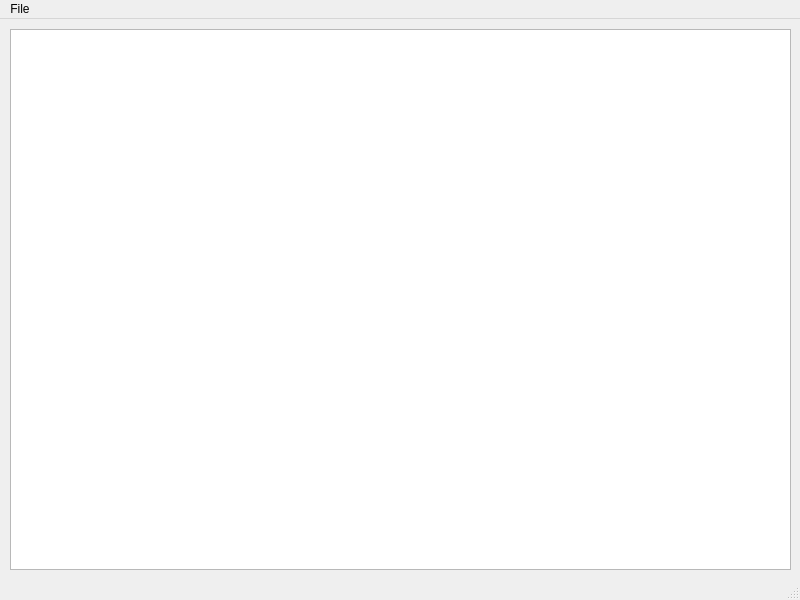
Old version of the form src/MusiDoodle/trackeditorwindow.ui in the repository JJB9922/MusiDoodle.
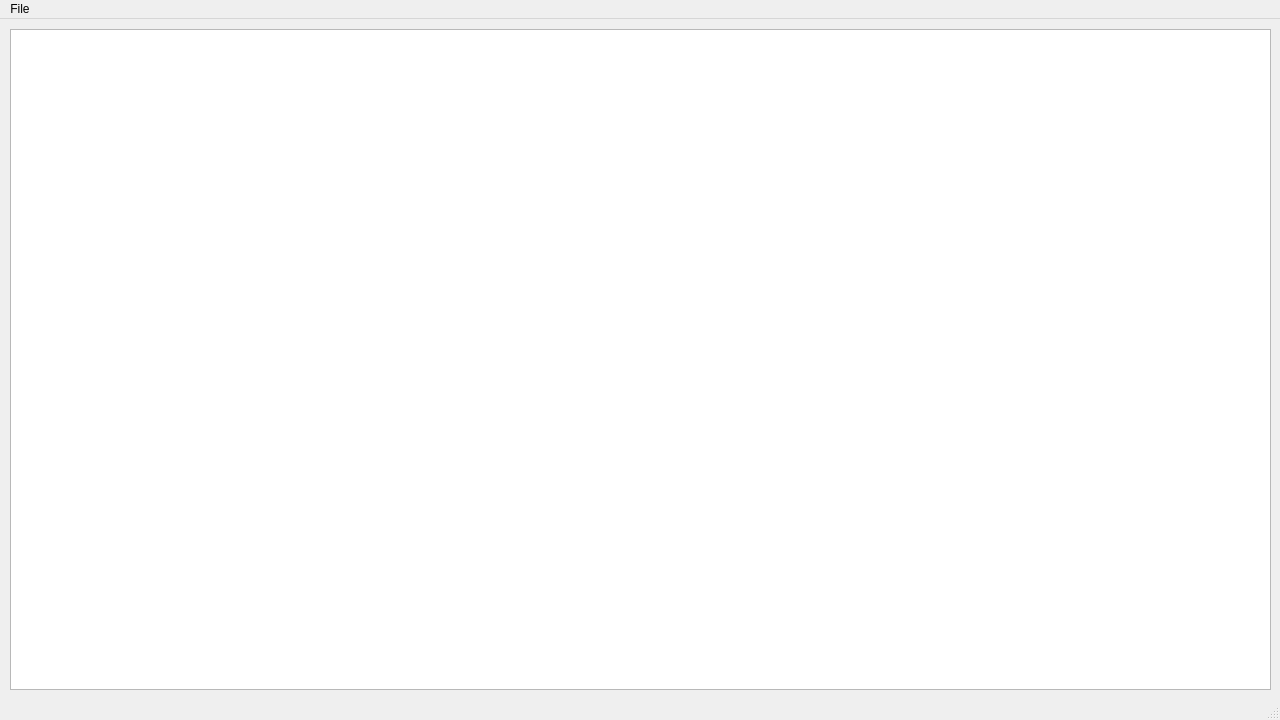
New version of the form.

Diff of the .ui file:
```diff
--- a/src/MusiDoodle/trackeditorwindow.ui
+++ b/src/MusiDoodle/trackeditorwindow.ui
@@ -6,8 +6,8 @@
    <rect>
     <x>0</x>
     <y>0</y>
-    <width>800</width>
-    <height>600</height>
+    <width>1280</width>
+    <height>720</height>
    </rect>
   </property>
   <property name="windowTitle">
@@ -19,8 +19,8 @@
      <rect>
       <x>10</x>
       <y>10</y>
-      <width>781</width>
-      <height>541</height>
+      <width>1261</width>
+      <height>661</height>
      </rect>
     </property>
    </widget>
@@ -30,7 +30,7 @@
     <rect>
      <x>0</x>
      <y>0</y>
-     <width>800</width>
+     <width>1280</width>
      <height>22</height>
     </rect>
    </property>
```
